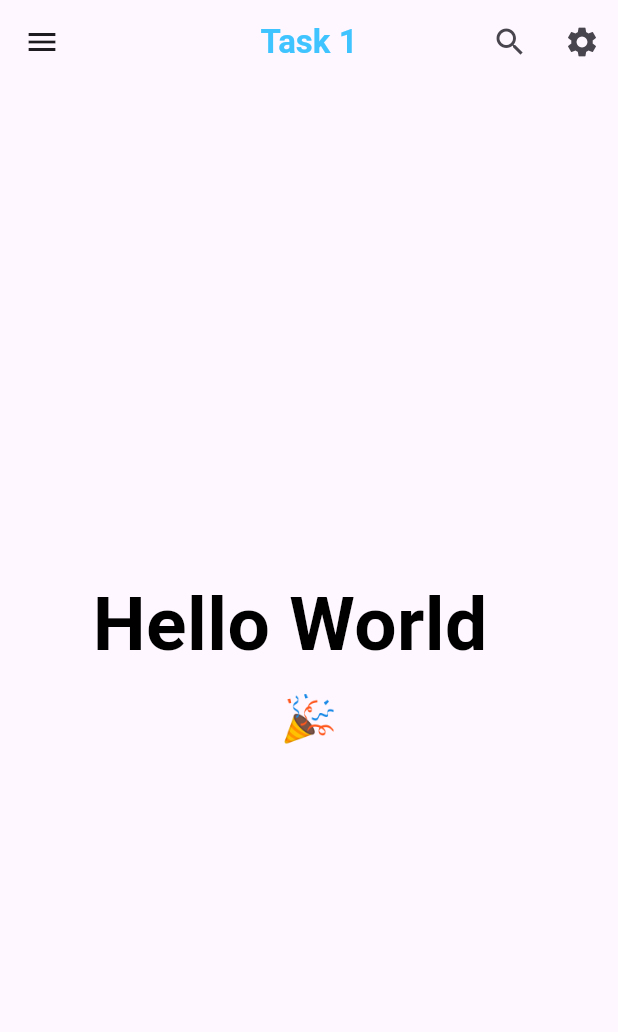
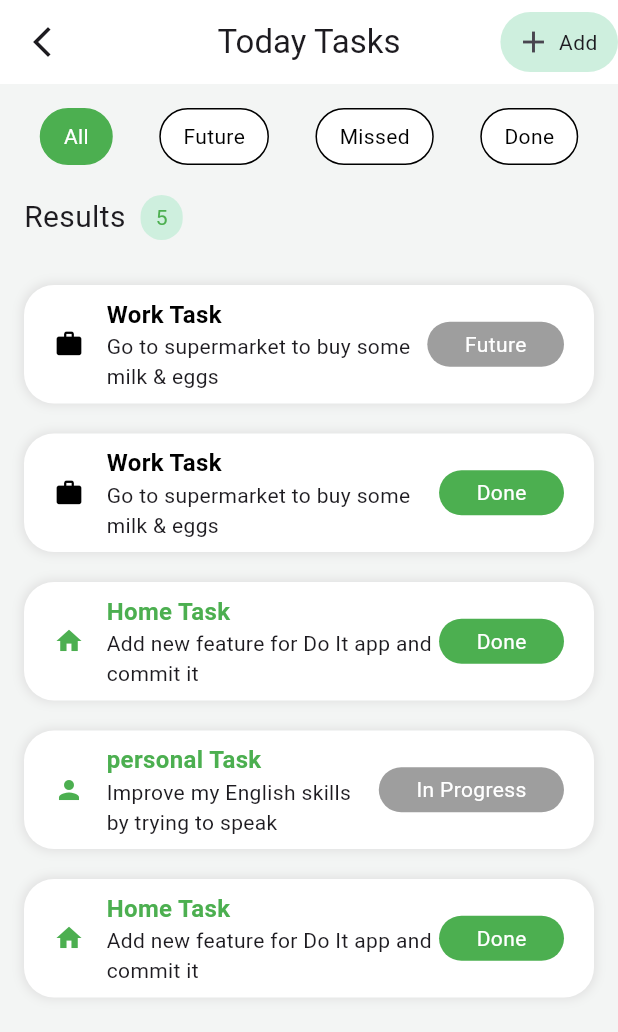
Before and after one commit to Ahmed-Ayman89/Nti_projects, a Flutter app: the screen it shows after launch, on a phone screen of 412 x 824 dp. Shown: the top 1032 px of the screen. Run offline on Flutter 3.47's test engine with Material 3 defaults, Android fonts, the phone set to English and light mode, and no system bars.

Commit message:
Added new TaskCard and FilterButton components

```diff
--- /dev/null
+++ b/test02/lib/FilterButton.dart
@@ -0,0 +1,26 @@
+import 'package:flutter/material.dart';
+
+class FilterButton extends StatelessWidget {
+  final String text;
+  final bool isSelected;
+
+  const FilterButton({super.key, required this.text, this.isSelected = false});
+
+  @override
+  Widget build(BuildContext context) {
+    return Container(
+      padding: EdgeInsets.symmetric(horizontal: 15, vertical: 8),
+      decoration: BoxDecoration(
+        color: isSelected ? Colors.green : Colors.white,
+        borderRadius: BorderRadius.circular(20),
+        border: Border.all(
+          color: isSelected ? Colors.green : Colors.black,
+        ),
+      ),
+      child: Text(
+        text,
+        style: TextStyle(color: isSelected ? Colors.white : Colors.black),
+      ),
+    );
+  }
+}
--- /dev/null
+++ b/test02/lib/TaskCard.dart
@@ -0,0 +1,84 @@
+import 'package:flutter/material.dart';
+
+class TaskCard extends StatelessWidget {
+  final IconData icon;
+  final String title;
+  final String task;
+  final String status;
+  final Color color;
+
+  const TaskCard(
+      {super.key,
+      required this.icon,
+      required this.title,
+      required this.task,
+      required this.status,
+      required this.color});
+
+  @override
+  Widget build(BuildContext context) {
+    return Container(
+      margin: EdgeInsets.symmetric(vertical: 10),
+      padding: EdgeInsets.symmetric(horizontal: 20, vertical: 8),
+      decoration: BoxDecoration(
+        color: Colors.white,
+        borderRadius: BorderRadius.circular(20),
+        boxShadow: [
+          BoxShadow(color: Colors.grey.shade300, blurRadius: 5, spreadRadius: 1)
+        ],
+      ),
+      child: Row(
+        children: [
+          Icon(icon, color: color, size: 20),
+          SizedBox(width: 15),
+          Expanded(
+            child: Column(
+              crossAxisAlignment: CrossAxisAlignment.start,
+              children: [
+                Text(title,
+                    style: TextStyle(
+                        fontWeight: FontWeight.bold,
+                        fontSize: 16,
+                        color: color)),
+                Text(task, style: TextStyle(fontSize: 14)),
+              ],
+            ),
+          ),
+          StatusBadge(status: status),
+        ],
+      ),
+    );
+  }
+}
+
+class StatusBadge extends StatelessWidget {
+  final String status;
+
+  const StatusBadge({super.key, required this.status});
+
+  @override
+  Widget build(BuildContext context) {
+    Color bgColor;
+    switch (status) {
+      case "Done":
+        bgColor = Colors.green;
+        break;
+      case "Future":
+        bgColor = Colors.grey;
+        break;
+      case "In Progress":
+        bgColor = Colors.grey;
+        break;
+      default:
+        bgColor = Colors.grey;
+    }
+    return Container(
+      padding: EdgeInsets.symmetric(horizontal: 25, vertical: 5),
+      decoration: BoxDecoration(
+        color: bgColor,
+        borderRadius: BorderRadius.circular(30),
+      ),
+      child: Text(status, style: TextStyle(color: Colors.white)),
+    );
+  }
+}
--- a/test02/lib/main.dart
+++ b/test02/lib/main.dart
@@ -1,69 +1,127 @@
 import 'package:flutter/material.dart';
+import 'package:test02/TaskCard.dart';
+
+import 'FilterButton.dart';
 
 void main() {
-  runApp(const MyApp());
+  runApp(MyApp());
 }
 
 class MyApp extends StatelessWidget {
   const MyApp({super.key});
 
-  // This widget is the root of your application.
   @override
   Widget build(BuildContext context) {
     return MaterialApp(
       debugShowCheckedModeBanner: false,
-      title: 'Flutter Demo',
-      theme: ThemeData(
-        colorScheme: ColorScheme.fromSeed(seedColor: Colors.deepPurple),
-        useMaterial3: true,
+      home: TaskScreen(),
+    );
+  }
+}
+
+class TaskScreen extends StatelessWidget {
+  const TaskScreen({super.key});
+
+  @override
+  Widget build(BuildContext context) {
+    return Scaffold(
+      backgroundColor: Color(0xFFf3f5f4),
+      appBar: AppBar(
+        actions: [
+          Container(
+            padding: EdgeInsets.symmetric(horizontal: 10, vertical: 8),
+            decoration: BoxDecoration(
+              color: Color(0xFFceefde),
+              borderRadius: BorderRadius.circular(20),
             ),
-      home: Scaffold(
-        appBar: AppBar(
-          centerTitle: true,
-          title: Text(
-            'Task 1',
-            style: TextStyle(
-              color: Colors.lightBlueAccent,
-              fontWeight: FontWeight.bold,
+            child: Row(
+              children: [
+                Icon(
+                  Icons.add,
                 ),
-          ),
-          leading: IconButton(
-            icon: Icon(Icons.menu),
-            onPressed: () {},
-          ),
-          actions: [
-            IconButton(
-              icon: Icon(Icons.search),
-              onPressed: () {},
-            ),
-            IconButton(
-              icon: Icon(Icons.settings),
-              onPressed: () {},
+                SizedBox(width: 5),
+                Text(
+                  "Add ",
                 ),
               ],
             ),
-        body: Center(
+          )
+        ],
+        leading: Icon(Icons.arrow_back_ios_new),
+        title: Text("Today Tasks"),
+        centerTitle: true,
+        backgroundColor: Colors.white,
+      ),
+      body: Padding(
+        padding: const EdgeInsets.all(16),
         child: Column(
-            mainAxisAlignment: MainAxisAlignment.center,
+          crossAxisAlignment: CrossAxisAlignment.start,
+          children: [
+            Row(
+              mainAxisAlignment: MainAxisAlignment.spaceEvenly,
+              children: [
+                FilterButton(text: "All", isSelected: true),
+                SizedBox(width: 10),
+                FilterButton(text: "Future"),
+                SizedBox(width: 10),
+                FilterButton(text: "Missed"),
+                SizedBox(width: 10),
+                FilterButton(text: "Done"),
+              ],
+            ),
+            SizedBox(height: 20),
+            Row(
               children: [
                 Text(
-                'Hello World  ',
-                style: TextStyle(
-                    color: Colors.black,
-                    fontSize: 50,
-                    fontWeight: FontWeight.bold),
+                  'Results',
+                  style: TextStyle(fontSize: 20, fontWeight: FontWeight.normal),
                 ),
-              SizedBox(
-                height: 5,
+                SizedBox(width: 10),
+                Container(
+                  padding: EdgeInsets.symmetric(horizontal: 10, vertical: 5),
+                  decoration: BoxDecoration(
+                    color: Color(0xFFceefde),
+                    borderRadius: BorderRadius.circular(20),
                   ),
-              Text(
-                '🎉',
-                style: TextStyle(
-                  fontSize: 30,
+                  child: Text(
+                    "5",
+                    style: TextStyle(color: Colors.green),
                   ),
                 )
               ],
             ),
+            SizedBox(height: 20),
+            TaskCard(
+                icon: Icons.work,
+                title: 'Work Task',
+                task: 'Go to supermarket to buy some milk & eggs',
+                status: 'Future',
+                color: Colors.black),
+            TaskCard(
+                icon: Icons.work,
+                title: 'Work Task',
+                task: 'Go to supermarket to buy some milk & eggs',
+                status: 'Done',
+                color: Colors.black),
+            TaskCard(
+                icon: Icons.home,
+                title: 'Home Task',
+                task: 'Add new feature for Do It app and commit it',
+                status: 'Done',
+                color: Colors.green),
+            TaskCard(
+                icon: Icons.person,
+                title: 'personal Task',
+                task: 'Improve my English skills by trying to speak',
+                status: 'In Progress',
+                color: Colors.green),
+            TaskCard(
+                icon: Icons.home,
+                title: 'Home Task',
+                task: 'Add new feature for Do It app and commit it',
+                status: 'Done',
+                color: Colors.green),
+          ],
         ),
       ),
     );
```
Lines whose indentation alone changed are shown as unchanged.
